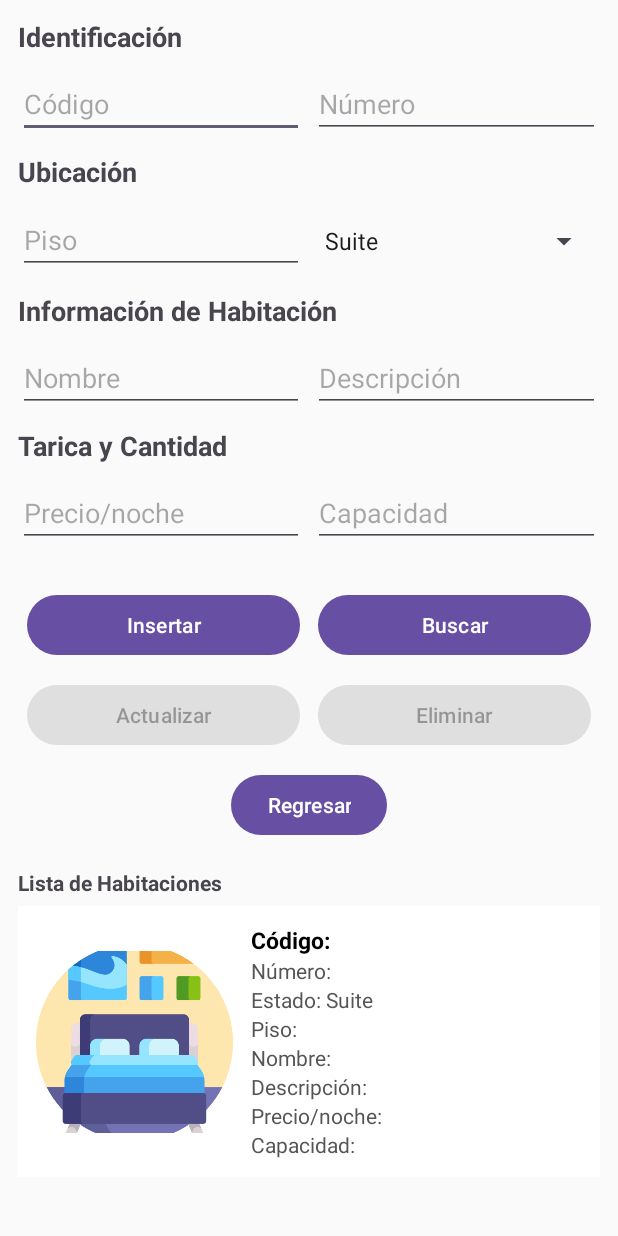
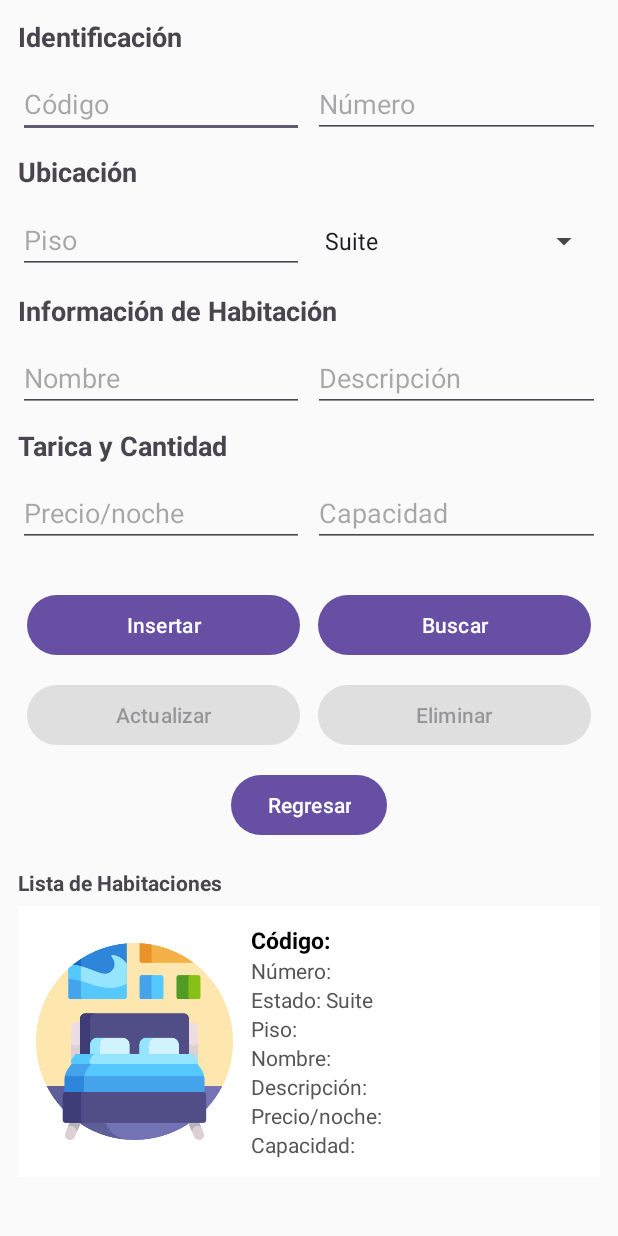
Before and after one commit to DeringSalazar/HotelSync, an Android app: the HabitacionActivity screen opened directly, with no data from a screen before it, after a tap on "Insertar", on a phone screen of 412 x 824 dp. Run offline under Robolectric (Android 15) with nearby library versions, the phone set to English and light mode, and no system bars.

Commit message:
Cambios en habitacion

```diff
--- a/app/src/main/java/com/example/hotelsync/HabitacionAdapter.java
+++ b/app/src/main/java/com/example/hotelsync/HabitacionAdapter.java
@@ -11,27 +11,28 @@ import android.widget.TextView;
 import java.util.List;
 
 public class HabitacionAdapter extends BaseAdapter {
-    Context context;
-    List<Habitacion> lst;
 
-    public HabitacionAdapter(Context context, List<Habitacion> lista) {
+    private final Context context;
+    private final List<Habitacion> habitaciones;
+
+    public HabitacionAdapter(Context context, List<Habitacion> habitaciones) {
         this.context = context;
-        this.lst = lista;
+        this.habitaciones = habitaciones;
     }
 
     @Override
     public int getCount() {
-        return lst.size();
+        return habitaciones.size();
     }
 
     @Override
-    public Object getItem(int i) {
-        return lst.get(i);
+    public Habitacion getItem(int position) {
+        return habitaciones.get(position);
     }
 
     @Override
-    public long getItemId(int i) {
-        return i;
+    public long getItemId(int position) {
+        return position;
     }
 
     @Override
@@ -39,29 +40,21 @@ public class HabitacionAdapter extends BaseAdapter {
 
         ViewHolder holder;
 
+        // Inflar layout solo cuando sea necesario (mejora rendimiento)
         if (convertView == null) {
-            convertView = LayoutInflater.from(context).inflate(R.layout.listview_habitacion, parent, false);
+            convertView = LayoutInflater.from(context)
+                    .inflate(R.layout.listview_habitacion, parent, false);
 
-            holder = new ViewHolder();
-
-            holder.imgHabitacion = convertView.findViewById(R.id.imgHabitacion);
-            holder.txtCodigo = convertView.findViewById(R.id.txtCodigo);
-            holder.txtNumero = convertView.findViewById(R.id.txtNumero);
-            holder.txtEstado = convertView.findViewById(R.id.txtEstado);
-            holder.txtPiso = convertView.findViewById(R.id.txtPiso);
-            holder.txtNombre = convertView.findViewById(R.id.txtNombre);
-            holder.txtDescripcion = convertView.findViewById(R.id.txtDescripcion);
-            holder.txtPrecio = convertView.findViewById(R.id.txtPrecio);
-            holder.txtCapacidad = convertView.findViewById(R.id.txtCapacidad);
-
+            holder = new ViewHolder(convertView);
             convertView.setTag(holder);
-
         } else {
             holder = (ViewHolder) convertView.getTag();
         }
 
-        Habitacion h = lst.get(position);
+        // Obtener habitación actual
+        Habitacion h = getItem(position);
 
+        // Asignar valores a los elementos visuales
         holder.imgHabitacion.setImageResource(h.getImagen());
         holder.txtCodigo.setText("Código: " + h.getCodigo());
         holder.txtNumero.setText("Número: " + h.getNumero());
@@ -76,7 +69,21 @@ public class HabitacionAdapter extends BaseAdapter {
     }
 
     static class ViewHolder {
+
         ImageView imgHabitacion;
-        TextView txtCodigo, txtNumero, txtEstado, txtPiso, txtNombre, txtDescripcion, txtPrecio, txtCapacidad;
+        TextView txtCodigo, txtNumero, txtEstado, txtPiso,
+                txtNombre, txtDescripcion, txtPrecio, txtCapacidad;
+
+        ViewHolder(View view) {
+            imgHabitacion = view.findViewById(R.id.imgHabitacion);
+            txtCodigo = view.findViewById(R.id.txtCodigo);
+            txtNumero = view.findViewById(R.id.txtNumero);
+            txtEstado = view.findViewById(R.id.txtEstado);
+            txtPiso = view.findViewById(R.id.txtPiso);
+            txtNombre = view.findViewById(R.id.txtNombre);
+            txtDescripcion = view.findViewById(R.id.txtDescripcion);
+            txtPrecio = view.findViewById(R.id.txtPrecio);
+            txtCapacidad = view.findViewById(R.id.txtCapacidad);
+        }
     }
 }
--- a/app/src/main/res/layout/activity_habitacion.xml
+++ b/app/src/main/res/layout/activity_habitacion.xml
@@ -1,8 +1,9 @@
 <?xml version="1.0" encoding="utf-8"?>
-<ScrollView xmlns:android="http://schemas.android.com/apk/res/android"
+<androidx.core.widget.NestedScrollView xmlns:android="http://schemas.android.com/apk/res/android"
     android:layout_width="match_parent"
     android:layout_height="match_parent"
     android:padding="12dp"
+    android:fillViewport="true"
     android:background="#FAFAFA">
 
     <LinearLayout
@@ -166,7 +167,6 @@
                     android:layout_height="wrap_content"/>
             </LinearLayout>
 
-            <!-- FILA 2 -->
             <LinearLayout
                 android:orientation="horizontal"
                 android:weightSum="2"
@@ -188,6 +188,7 @@
                     android:layout_weight="1"
                     android:layout_width="0dp"
                     android:layout_height="wrap_content"/>
+
             </LinearLayout>
 
             <LinearLayout
@@ -203,7 +204,6 @@
                     android:layout_width="wrap_content"
                     android:layout_height="wrap_content"/>
             </LinearLayout>
-
         </LinearLayout>
 
         <TextView
@@ -218,6 +218,7 @@
             android:layout_width="match_parent"
             android:layout_height="wrap_content"
             android:dividerHeight="8dp"
-            android:paddingTop="6dp" />
+            android:paddingTop="6dp"
+            android:nestedScrollingEnabled="true"/>
     </LinearLayout>
-</ScrollView>
+</androidx.core.widget.NestedScrollView>
--- a/app/src/main/res/layout/listview_habitacion.xml
+++ b/app/src/main/res/layout/listview_habitacion.xml
@@ -10,12 +10,13 @@
     <ImageView
         android:id="@+id/imgHabitacion"
         android:layout_width="131dp"
-        android:layout_height="121dp"
+        android:layout_height="wrap_content"
+        android:adjustViewBounds="true"
         android:scaleType="centerCrop"
         android:src="@drawable/habitacion"
+        app:layout_constraintTop_toTopOf="parent"
         app:layout_constraintBottom_toBottomOf="parent"
-        app:layout_constraintStart_toStartOf="parent"
-        app:layout_constraintTop_toTopOf="parent" />
+        app:layout_constraintStart_toStartOf="parent" />
 
     <LinearLayout
         android:id="@+id/layoutInfo"
@@ -24,8 +25,8 @@
         android:orientation="vertical"
         android:layout_marginStart="12dp"
         app:layout_constraintStart_toEndOf="@id/imgHabitacion"
-        app:layout_constraintTop_toTopOf="@id/imgHabitacion"
-        app:layout_constraintBottom_toBottomOf="@id/imgHabitacion"
+        app:layout_constraintTop_toTopOf="parent"
+        app:layout_constraintBottom_toBottomOf="parent"
         app:layout_constraintEnd_toEndOf="parent">
 
         <TextView
```
